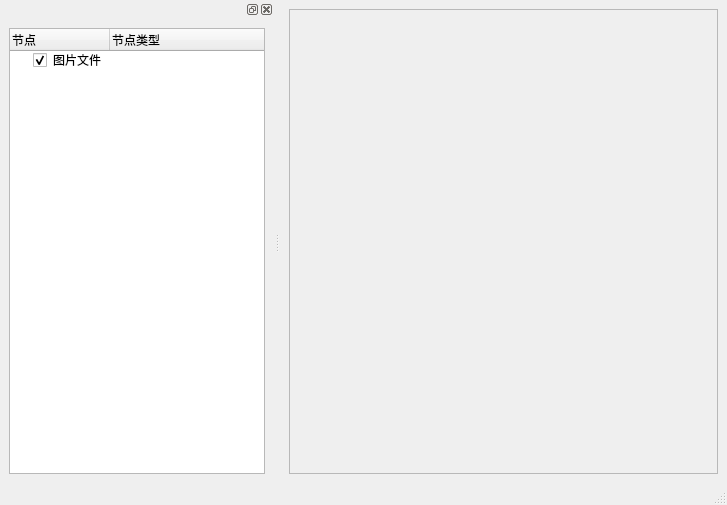
First picture: the form in bookDemo/chapter04/4_8QTreeWidgetMainWindow/QTreeWidgetMainWindow.ui, repository lds10452/Qt5_9, before the edit.
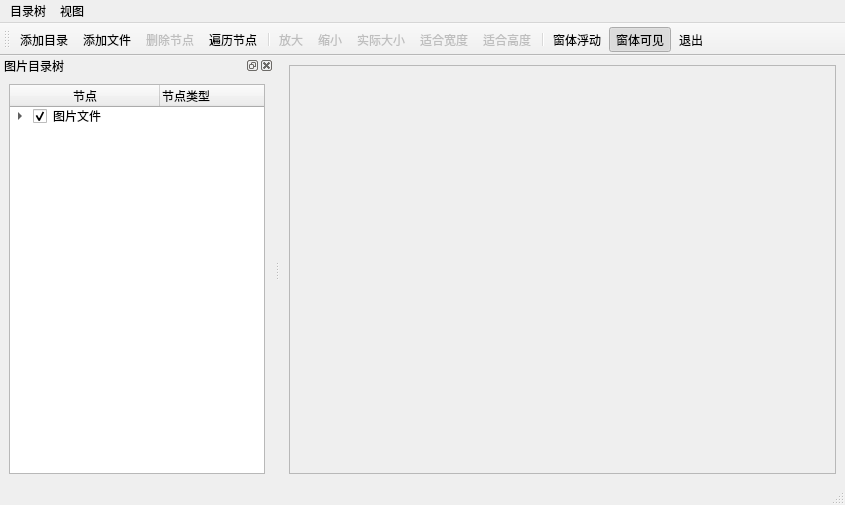
Second picture: the form after the edit. Icons and pictures are not drawn.

What changed in the file:
```diff
--- a/bookDemo/chapter04/4_8QTreeWidgetMainWindow/QTreeWidgetMainWindow.ui
+++ b/bookDemo/chapter04/4_8QTreeWidgetMainWindow/QTreeWidgetMainWindow.ui
@@ -6,7 +6,7 @@
    <rect>
     <x>0</x>
     <y>0</y>
-    <width>727</width>
+    <width>845</width>
     <height>505</height>
    </rect>
   </property>
@@ -25,8 +25,8 @@
         <rect>
          <x>0</x>
          <y>0</y>
-         <width>432</width>
-         <height>440</height>
+         <width>536</width>
+         <height>392</height>
         </rect>
        </property>
        <layout class="QVBoxLayout" name="verticalLayout_2">
@@ -54,10 +54,33 @@
     <rect>
      <x>0</x>
      <y>0</y>
-     <width>727</width>
+     <width>845</width>
      <height>23</height>
     </rect>
    </property>
+   <widget class="QMenu" name="menu">
+    <property name="title">
+     <string>目录树</string>
+    </property>
+    <addaction name="actAddFolder"/>
+    <addaction name="actAddFiles"/>
+    <addaction name="actDeleteItem"/>
+    <addaction name="actScanItems"/>
+    <addaction name="separator"/>
+    <addaction name="actQuit"/>
+   </widget>
+   <widget class="QMenu" name="menu_2">
+    <property name="title">
+     <string>视图</string>
+    </property>
+    <addaction name="actZoomIn"/>
+    <addaction name="actZoomOut"/>
+    <addaction name="actZoomRealSize"/>
+    <addaction name="actZoomFitW"/>
+    <addaction name="actZoomFitH"/>
+   </widget>
+   <addaction name="menu"/>
+   <addaction name="menu_2"/>
   </widget>
   <widget class="QStatusBar" name="statusbar"/>
   <widget class="QDockWidget" name="dockWidget">
@@ -67,6 +90,9 @@
    <property name="allowedAreas">
     <set>Qt::LeftDockWidgetArea|Qt::RightDockWidgetArea</set>
    </property>
+   <property name="windowTitle">
+    <string>图片目录树</string>
+   </property>
    <attribute name="dockWidgetArea">
     <number>1</number>
    </attribute>
@@ -74,10 +100,16 @@
     <layout class="QVBoxLayout" name="verticalLayout">
      <item>
       <widget class="QTreeWidget" name="treeFiles">
+       <attribute name="headerDefaultSectionSize">
+        <number>150</number>
+       </attribute>
        <column>
         <property name="text">
          <string>节点</string>
         </property>
+        <property name="textAlignment">
+         <set>AlignCenter</set>
+        </property>
        </column>
        <column>
         <property name="text">
@@ -95,12 +127,68 @@
          <iconset resource="../../res.qrc">
           <normaloff>:/res/images/15.ico</normaloff>:/res/images/15.ico</iconset>
         </property>
+        <item>
+         <property name="text">
+          <string>分组节点</string>
+         </property>
+         <property name="icon">
+          <iconset resource="../../res.qrc">
+           <normaloff>:/res/images/open3.bmp</normaloff>:/res/images/open3.bmp</iconset>
+         </property>
+         <item>
+          <property name="text">
+           <string>图片节点</string>
+          </property>
+          <property name="icon">
+           <iconset resource="../../res.qrc">
+            <normaloff>:/res/images/31.ico</normaloff>:/res/images/31.ico</iconset>
+          </property>
+         </item>
+        </item>
+        <item>
+         <property name="text">
+          <string>分组2</string>
+         </property>
+         <item>
+          <property name="text">
+           <string>图片2</string>
+          </property>
+         </item>
+        </item>
        </item>
       </widget>
      </item>
     </layout>
    </widget>
   </widget>
+  <widget class="QToolBar" name="toolBar">
+   <property name="windowTitle">
+    <string>toolBar</string>
+   </property>
+   <property name="toolButtonStyle">
+    <enum>Qt::ToolButtonTextUnderIcon</enum>
+   </property>
+   <attribute name="toolBarArea">
+    <enum>TopToolBarArea</enum>
+   </attribute>
+   <attribute name="toolBarBreak">
+    <bool>false</bool>
+   </attribute>
+   <addaction name="actAddFolder"/>
+   <addaction name="actAddFiles"/>
+   <addaction name="actDeleteItem"/>
+   <addaction name="actScanItems"/>
+   <addaction name="separator"/>
+   <addaction name="actZoomIn"/>
+   <addaction name="actZoomOut"/>
+   <addaction name="actZoomRealSize"/>
+   <addaction name="actZoomFitW"/>
+   <addaction name="actZoomFitH"/>
+   <addaction name="separator"/>
+   <addaction name="actDockFloat"/>
+   <addaction name="actDockVisible"/>
+   <addaction name="actQuit"/>
+  </widget>
   <action name="actAddFolder">
    <property name="icon">
     <iconset resource="../../res.qrc">
```
Left out of the diff: 19 changed lines with no effect on the pictures.
